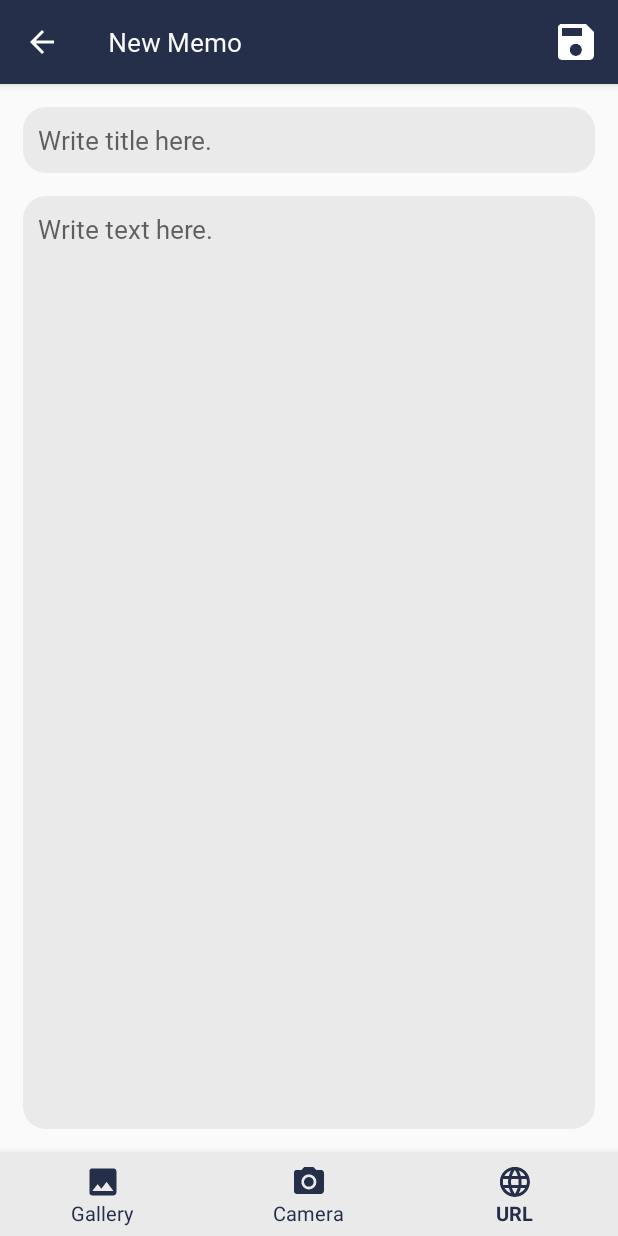
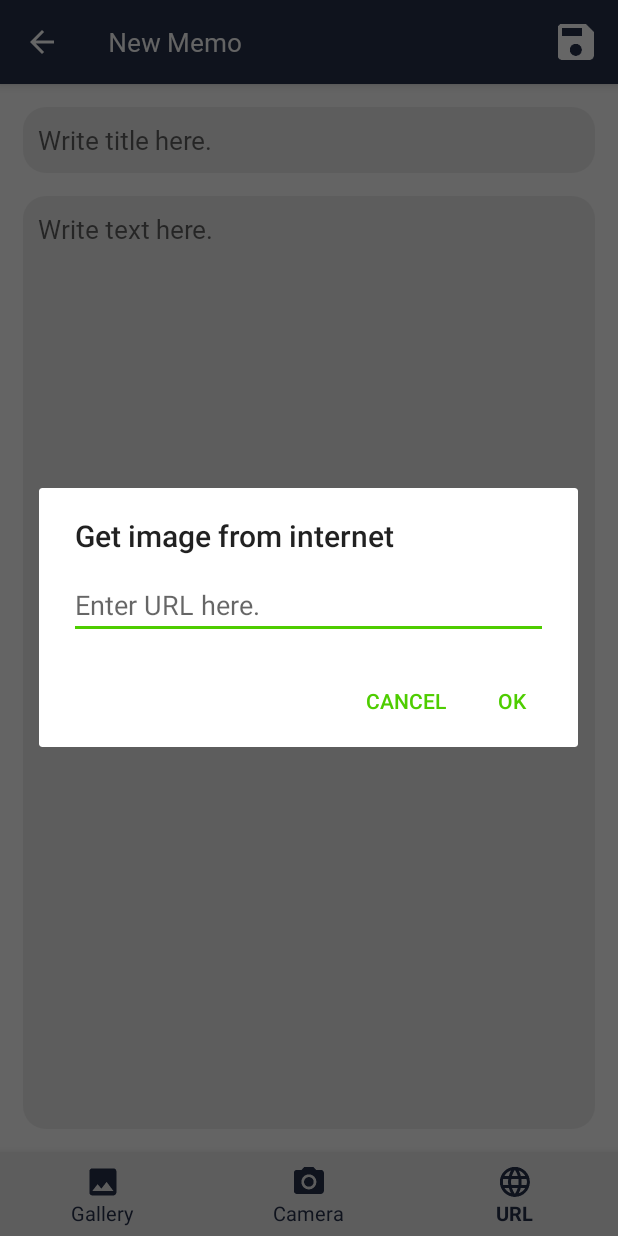
Before and after one commit to rulyox/LineChallengeMemo, an Android app: the CreateWriteActivity screen opened directly, with no data from a screen before it, item 3 of the bottom bar chosen, on a phone screen of 412 x 824 dp. Run offline under Robolectric (Android 15) with nearby library versions, the phone set to English and light mode, and no system bars; our stand-ins replace Room's generated code.

Commit message:
Added getting image from url

```diff
--- a/app/src/main/AndroidManifest.xml
+++ b/app/src/main/AndroidManifest.xml
@@ -4,6 +4,7 @@
     package="com.rulyox.linechallengememo">
 
     <uses-feature android:name="android.hardware.camera" />
+    <uses-permission android:name="android.permission.INTERNET" />
 
     <application
         android:label="@string/app_name"
--- a/app/src/main/java/com/rulyox/linechallengememo/activity/AbstractWriteActivity.kt
+++ b/app/src/main/java/com/rulyox/linechallengememo/activity/AbstractWriteActivity.kt
@@ -11,14 +11,21 @@ import android.provider.MediaStore
 import android.view.Menu
 import android.view.MenuItem
 import android.view.View
+import android.view.ViewGroup
+import android.widget.EditText
+import android.widget.FrameLayout
+import androidx.appcompat.app.AlertDialog
 import androidx.appcompat.app.AppCompatActivity
 import androidx.core.content.FileProvider
 import com.rulyox.linechallengememo.R
 import com.rulyox.linechallengememo.adapter.ImageAdapter
 import kotlinx.android.synthetic.main.activity_write.*
+import kotlinx.coroutines.GlobalScope
+import kotlinx.coroutines.launch
 import java.io.File
 import java.io.FileOutputStream
 import java.io.InputStream
+import java.net.URL
 
 abstract class AbstractWriteActivity: AppCompatActivity() {
 
@@ -87,7 +94,6 @@ abstract class AbstractWriteActivity: AppCompatActivity() {
         imgStream.close()
 
         imgDrawableList.add(imgDrawable)
-
         updateRecycler()
 
     }
@@ -114,12 +120,53 @@ abstract class AbstractWriteActivity: AppCompatActivity() {
             val imgDrawable: Drawable = Drawable.createFromPath(imgPath)!!
 
             imgDrawableList.add(imgDrawable)
-
             updateRecycler()
 
             imgFile.delete()
 
         }
+
+    }
+
+    fun getImageUrl() {
+
+        val dpi: Float = resources.displayMetrics.density
+
+        val alertDialogBuilder = AlertDialog.Builder(this)
+        alertDialogBuilder.setTitle(resources.getText(R.string.write_dialog_internet))
+
+        val container = FrameLayout(this)
+        val params = FrameLayout.LayoutParams(ViewGroup.LayoutParams.MATCH_PARENT, ViewGroup.LayoutParams.WRAP_CONTENT)
+        params.setMargins((20*dpi).toInt(), (10*dpi).toInt(), (20*dpi).toInt(), (10*dpi).toInt())
+        val editText = EditText(this)
+        editText.hint = resources.getText(R.string.write_dialog_url)
+        editText.layoutParams = params
+        container.addView(editText)
+        alertDialogBuilder.setView(container)
+
+        alertDialogBuilder.setPositiveButton(resources.getText(R.string.write_dialog_ok), ({ dialog, which ->
+
+            val url: String = editText.text.toString()
+
+            // download image in new thread
+            GlobalScope.launch {
+
+                val inputStream = URL(url).content as InputStream
+                val imgDrawable: Drawable = Drawable.createFromStream(inputStream, url)
+
+                // update view in main thread
+                runOnUiThread {
+                    imgDrawableList.add(imgDrawable)
+                    updateRecycler()
+                }
+
+            }
+
+            dialog.dismiss()
+
+        }))
+        alertDialogBuilder.setNegativeButton(resources.getText(R.string.write_dialog_cancel), ({ dialog, which -> dialog.dismiss() }))
+        alertDialogBuilder.create().show()
 
     }
 
--- a/app/src/main/java/com/rulyox/linechallengememo/activity/CreateWriteActivity.kt
+++ b/app/src/main/java/com/rulyox/linechallengememo/activity/CreateWriteActivity.kt
@@ -44,7 +44,7 @@ class CreateWriteActivity: AbstractWriteActivity() {
             when(item.itemId) {
                 R.id.write_menu_gallery -> { getImageGallery() }
                 R.id.write_menu_camera -> { getImageCamera() }
-                R.id.write_menu_url -> { }
+                R.id.write_menu_url -> { getImageUrl() }
             }
             true
         }
@@ -96,7 +96,6 @@ class CreateWriteActivity: AbstractWriteActivity() {
     override fun deleteImage(position: Int) {
 
         imgDrawableList.removeAt(position)
-
         updateRecycler()
 
     }
--- a/app/src/main/java/com/rulyox/linechallengememo/activity/EditWriteActivity.kt
+++ b/app/src/main/java/com/rulyox/linechallengememo/activity/EditWriteActivity.kt
@@ -52,7 +52,7 @@ class EditWriteActivity: AbstractWriteActivity() {
             when(item.itemId) {
                 R.id.write_menu_gallery -> { getImageGallery() }
                 R.id.write_menu_camera -> { getImageCamera() }
-                R.id.write_menu_url -> { }
+                R.id.write_menu_url -> { getImageUrl() }
             }
             true
         }
@@ -160,14 +160,13 @@ class EditWriteActivity: AbstractWriteActivity() {
     override fun deleteImage(position: Int) {
 
         imgDrawableList.removeAt(position)
+        updateRecycler()
 
         // add to deletedImgList
         if(existedImgList.size > position) {
             deletedImgList.add(existedImgList[position])
             existedImgList.removeAt(position)
         }
-
-        updateRecycler()
 
     }
 
--- a/app/src/main/res/values/dimens.xml
+++ b/app/src/main/res/values/dimens.xml
@@ -1,4 +1,7 @@
 <?xml version="1.0" encoding="utf-8"?>
-<resources>
+<resources
+    xmlns:tools="http://schemas.android.com/tools" >
+    <dimen name="design_bottom_navigation_text_size" tools:override="true">13sp</dimen>
+    <dimen name="design_bottom_navigation_active_text_size" tools:override="true">13sp</dimen>
     <dimen name="fab_margin">16dp</dimen>
 </resources>
--- a/app/src/main/res/values/strings.xml
+++ b/app/src/main/res/values/strings.xml
@@ -17,6 +17,10 @@
     <string name="write_edited">Memo edited.</string>
     <string name="write_dialog_show">Show Image</string>
     <string name="write_dialog_delete">Delete Image</string>
+    <string name="write_dialog_internet">Get image from internet</string>
+    <string name="write_dialog_url">Enter URL here.</string>
+    <string name="write_dialog_ok">OK</string>
+    <string name="write_dialog_cancel">Cancel</string>
     <string name="read_deleted">Memo deleted.</string>
     <string name="search_label">Search</string>
     <string name="search_query_hint">Write text to search.</string>
```
Also changed, not shown: app/src/main/res/values/dimen.xml (deleted, +0 -8 lines), 1 other file.
